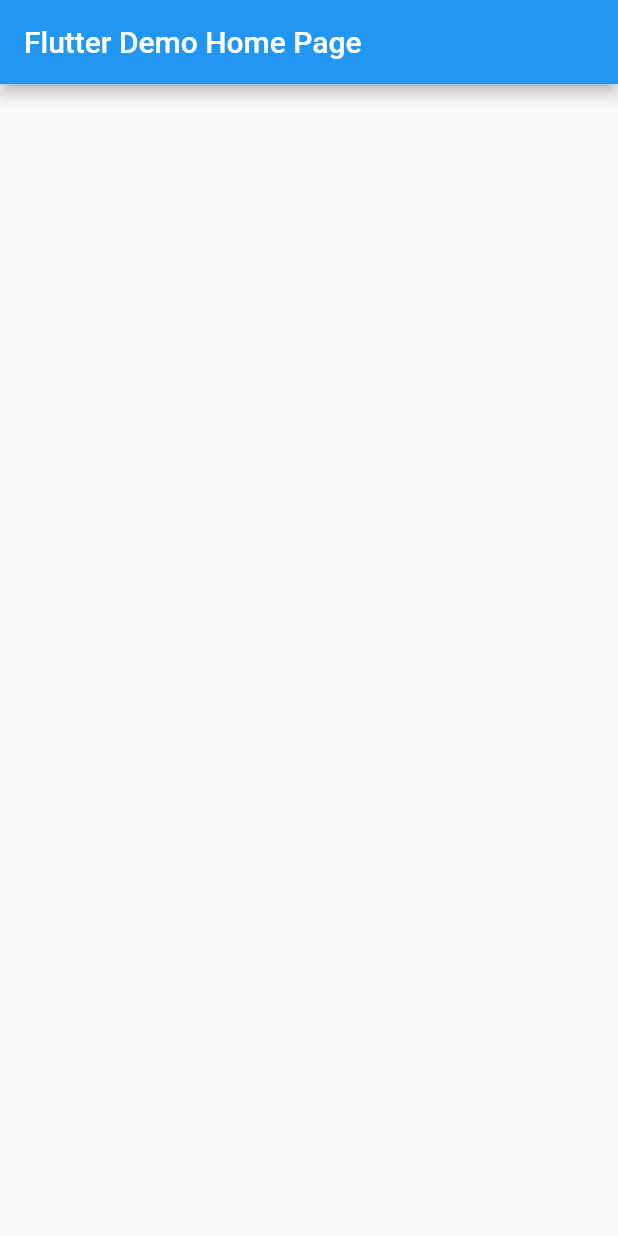
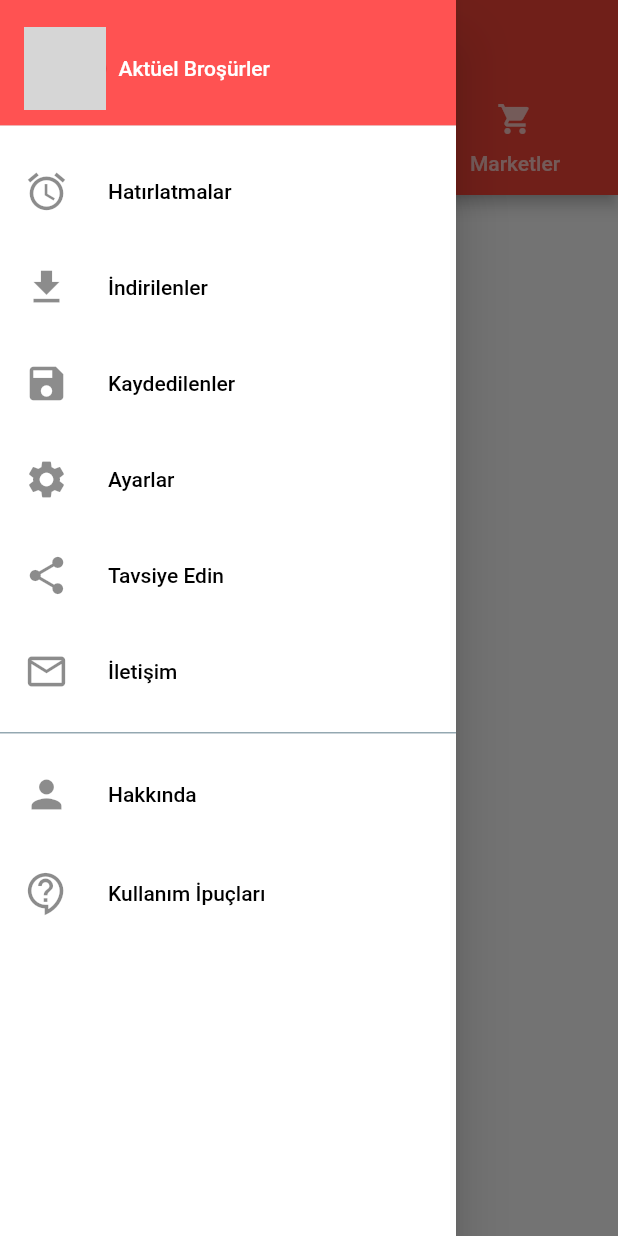
Before and after one commit to BerkanBuyuk/Aktuel-Brosurler, a Flutter app: the screen it shows after launch, with the side drawer open (before the commit the screen has no drawer), on a phone screen of 412 x 824 dp. Run offline on Flutter 3.47's test engine with Material 2 defaults, Android fonts, the phone set to English and light mode, and no system bars; network calls fail; grey boxes are pictures that could not be loaded.

Commit message:
Drawer ve Tabs Hazırlandı.

```diff
--- /dev/null
+++ b/lib/TabsSınıfları/Brosurler.dart
@@ -0,0 +1,17 @@
+import 'package:flutter/material.dart';
+
+class Brosurler extends StatefulWidget {
+  const Brosurler({Key? key}) : super(key: key);
+
+  @override
+  _BrosurlerState createState() => _BrosurlerState();
+}
+
+class _BrosurlerState extends State<Brosurler> {
+  @override
+  Widget build(BuildContext context) {
+    return Center(
+      child: Text("Broşürler"),
+    );
+  }
+}
--- /dev/null
+++ b/lib/TabsSınıfları/Favoriler.dart
@@ -0,0 +1,17 @@
+import 'package:flutter/material.dart';
+
+class Favoriler extends StatefulWidget {
+  const Favoriler({Key? key}) : super(key: key);
+
+  @override
+  _FavorilerState createState() => _FavorilerState();
+}
+
+class _FavorilerState extends State<Favoriler> {
+  @override
+  Widget build(BuildContext context) {
+    return Center(
+      child: Text("Favoriler"),
+    );
+  }
+}
--- /dev/null
+++ b/lib/TabsSınıfları/Marketler.dart
@@ -0,0 +1,17 @@
+import 'package:flutter/material.dart';
+
+class Marketler extends StatefulWidget {
+  const Marketler({Key? key}) : super(key: key);
+
+  @override
+  _MarketlerState createState() => _MarketlerState();
+}
+
+class _MarketlerState extends State<Marketler> {
+  @override
+  Widget build(BuildContext context) {
+    return Center(
+      child: Text("Marketler"),
+    );
+  }
+}
--- /dev/null
+++ b/lib/Widget/NavigationDrawerWidget.dart
@@ -0,0 +1,178 @@
+import 'dart:ui';
+import 'package:flutter/cupertino.dart';
+import 'package:flutter/material.dart';
+
+
+
+class NavigationDrawerWidget extends StatefulWidget{
+  @override
+  State<NavigationDrawerWidget> createState() => _NavigationDrawerWidgetState();
+}
+
+class _NavigationDrawerWidgetState extends State<NavigationDrawerWidget> {
+
+  final padding = EdgeInsets.symmetric(horizontal: 20);
+
+  @override
+  void dispose() {
+    super.dispose();
+  }
+
+  @override
+  void initState() {
+    super.initState();
+  }
+
+  themeListener(){
+    if(mounted){
+      setState(() {});
+    }
+  }
+
+  @override
+  Widget build(BuildContext context){
+
+    var ekranBilgisi = MediaQuery.of(context);
+    final double ekranYuksekligi = ekranBilgisi.size.height;
+    final double ekranGenisligi = ekranBilgisi.size.width;
+
+    final urlImage = 'https://p7.hiclipart.com/preview/1008/303/692/shopping-cart-icon-product-return-shopping-cart-png.jpg';
+
+
+    return Drawer(
+      child: Material(
+        color: Colors.white,
+        child: ListView(
+          //padding: padding,
+          children: [
+            SizedBox(
+              height: ekranYuksekligi/9,
+              child: DrawerHeader(
+                //padding: EdgeInsets.zero,
+                child: Column(
+                  mainAxisAlignment: MainAxisAlignment.spaceAround,
+                  crossAxisAlignment: CrossAxisAlignment.start,
+                  children: [
+                    Row(
+                      children: [
+
+                        CircleAvatar(
+                          radius: ekranYuksekligi/30,
+                          backgroundImage: NetworkImage(urlImage),
+                          child: Opacity(
+                            opacity: 0.1,
+                          ),
+                        ),
+
+                        Padding(
+                          padding: const EdgeInsets.all(8.0),
+                          child: Text("Aktüel Broşürler", style: TextStyle(color: Colors.white),),
+                        ),
+                      ],
+                    ),
+                  ],
+                ),
+                decoration: BoxDecoration(
+                  color: Colors.redAccent,
+                ),
+              ),
+            ),
+
+
+
+            Container(
+              //padding: padding,
+              child: Column(
+                children: [
+                  const SizedBox(height: 8),
+                  buildMenuItem(
+                    text: 'Hatırlatmalar',
+                    icon: Icons.access_alarm,
+                    onClicked: () => selectedItem(context, 0),
+                  ),
+
+                  const SizedBox(height: 8),
+                  buildMenuItem(
+                    text: 'İndirilenler',
+                    icon: Icons.download,
+                    onClicked: () => selectedItem(context, 1),
+                  ),
+
+                  const SizedBox(height: 8,),
+                  buildMenuItem(
+                    text: 'Kaydedilenler',
+                    icon: Icons.save,
+                    onClicked: () => selectedItem(context, 2),
+                  ),
+
+                  const SizedBox(height: 8,),
+                  buildMenuItem(
+                    text: 'Ayarlar',
+                    icon: Icons.settings,
+                    onClicked: () => selectedItem(context, 3),
+                  ),
+
+                  const SizedBox(height: 8,),
+                  buildMenuItem(
+                    text: 'Tavsiye Edin',
+                    icon: Icons.share,
+                    onClicked: () => selectedItem(context, 4),
+                  ),
+
+                  const SizedBox(height: 8,),
+                  buildMenuItem(
+                    text: 'İletişim',
+                    icon: Icons.email_outlined,
+                    onClicked: () => selectedItem(context, 5),
+                  ),
+
+                  const SizedBox(height: 5,),
+                  Divider(color: Colors.blueGrey,),
+                  const SizedBox(height: 5,),
+
+                  buildMenuItem(
+                    text: 'Hakkında',
+                    icon: Icons.person,
+                    onClicked: () => selectedItem(context, 6),
+                  ),
+
+                  const SizedBox(height: 10,),
+                  buildMenuItem(
+                    text: 'Kullanım İpuçları',
+                    icon: Icons.contact_support_outlined,
+                    onClicked: () => selectedItem(context, 7),
+                  ),
+
+                ],
+              ),
+            ),
+          ],
+        ),
+      ),
+    );
+  }
+
+
+  Widget buildMenuItem({
+    required String text,
+    required IconData icon,
+    VoidCallback? onClicked,
+  }){
+    final color = Colors.black;
+    final hoverColor = Colors.black;
+
+    return ListTile(
+      leading: Icon(icon, size: 30,),
+      title: Text(text, style: TextStyle(color: color),),
+      hoverColor: hoverColor,
+      onTap: onClicked,
+    );
+  }
+
+  void selectedItem(BuildContext context, int index) {
+    Navigator.of(context).pop();
+    switch (index){
+
+    }
+  }
+}
--- a/lib/main.dart
+++ b/lib/main.dart
@@ -1,3 +1,7 @@
+import 'package:aktuel_brosurler/TabsS%C4%B1n%C4%B1flar%C4%B1/Brosurler.dart';
+import 'package:aktuel_brosurler/TabsS%C4%B1n%C4%B1flar%C4%B1/Favoriler.dart';
+import 'package:aktuel_brosurler/TabsS%C4%B1n%C4%B1flar%C4%B1/Marketler.dart';
+import 'package:aktuel_brosurler/Widget/NavigationDrawerWidget.dart';
 import 'package:flutter/material.dart';
 
 void main() {
@@ -11,20 +15,16 @@ class MyApp extends StatelessWidget {
   Widget build(BuildContext context) {
     return MaterialApp(
       title: 'Flutter Demo',
+      debugShowCheckedModeBanner: false,
       theme: ThemeData(
-        primarySwatch: Colors.blue,
+        primarySwatch: Colors.red,
       ),
-      home: const AnaSayfa(title: 'Flutter Demo Home Page'),
+      home: AnaSayfa(),
     );
   }
 }
 
 class AnaSayfa extends StatefulWidget {
-  const AnaSayfa({Key? key, required this.title}) : super(key: key);
-
-
-
-  final String title;
 
   @override
   State<AnaSayfa> createState() => _AnaSayfaState();
@@ -34,14 +34,27 @@ class _AnaSayfaState extends State<AnaSayfa> {
 
   @override
   Widget build(BuildContext context) {
-    return Scaffold(
-      appBar: AppBar(
-        title: Text(widget.title),
-      ),
-      body: Center(
-        child: Column(
-          mainAxisAlignment: MainAxisAlignment.center,
+    return DefaultTabController(
+      length: 3,
+      child: Scaffold(
+        appBar: AppBar(
+          title: Text("Aktüel Broşürler"),
+          bottom: TabBar(
+            tabs: [
+              Tab(text: "Broşürler", icon: Icon(Icons.text_snippet),),
+              Tab(text: "Favoriler", icon: Icon(Icons.favorite),),
+              Tab(text: "Marketler", icon: Icon(Icons.shopping_cart),),
+            ],
+            indicatorColor: Colors.white,
+            labelColor: Colors.white,
+          ),
+        ),
+        drawer: NavigationDrawerWidget(),
+        body: TabBarView(
           children: [
+            Brosurler(),
+            Favoriler(),
+            Marketler(),
           ],
         ),
       ),
```
